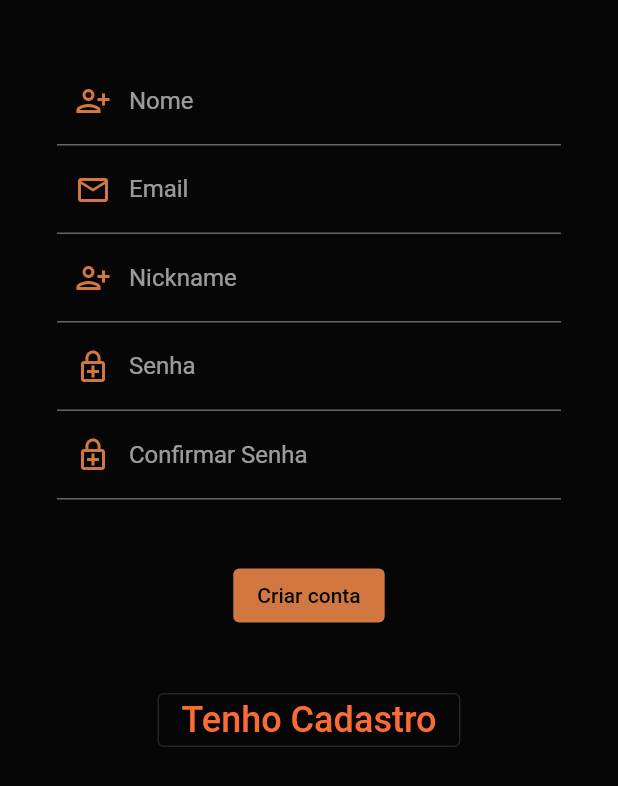
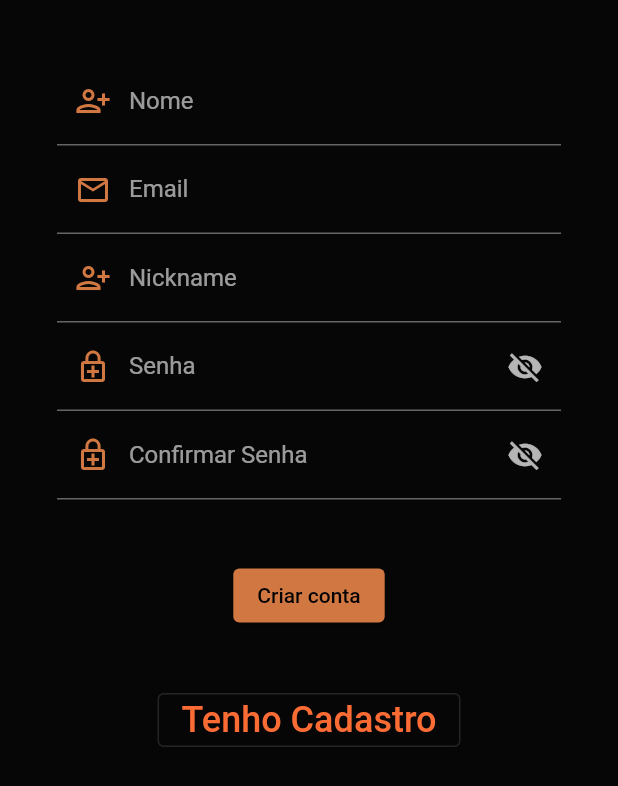
Before and after one commit to heloeng/app_global_heroes, a Flutter app: the screen it shows after launch, after a tap on "Cadastrar", on a phone screen of 412 x 824 dp. Shown: the top 786 px of the screen. Run offline on Flutter 3.47's test engine with Material 2 defaults, Android fonts, the phone set to English and light mode, and no system bars; our stand-ins replace animate_do, cloud_firestore, file_picker, firebase_auth, firebase_core, font_awesome_flutter and 3 more; missing offline and left inert: animated_card; accounts and stored records are empty.

Commit message:
Implementação de botão para visibilidade da senha

```diff
--- a/lib/pages/login_page.dart
+++ b/lib/pages/login_page.dart
@@ -21,6 +21,14 @@ class _LoginPageState extends State<LoginPage> {
     context,
     listen: false,
   );
+
+  bool obscureTextPassword = true;
+
+  void changeVisibilityPassword() {
+    setState(() {
+      obscureTextPassword = !obscureTextPassword;
+    });
+  }
 
   @override
   Widget build(BuildContext context) {
@@ -59,8 +67,14 @@ class _LoginPageState extends State<LoginPage> {
                                   Icons.enhanced_encryption_outlined,
                                   color: Color(0xffd17842),
                                 ),
+                                suffixIcon: IconButton(
+                                  onPressed: changeVisibilityPassword,
+                                  icon: obscureTextPassword
+                                      ? Icon(Icons.visibility_off)
+                                      : Icon(Icons.visibility),
+                                ),
                                 labelText: 'Senha'),
-                            obscureText: true,
+                            obscureText: obscureTextPassword,
                             onChanged: (texto) => senha = texto,
                           ),
                           const SizedBox(height: 15),
--- a/lib/pages/signup_page.dart
+++ b/lib/pages/signup_page.dart
@@ -26,6 +26,21 @@ class _SignupPageState extends State<SignupPage> {
     context,
     listen: false,
   );
+
+  bool obscureTextPassword = true;
+  bool obscureTextConfirmPassword = true;
+
+  void changeVisibilityPassword() {
+    setState(() {
+      obscureTextPassword = !obscureTextPassword;
+    });
+  }
+
+  void changeVisibilityConfirmPassword() {
+    setState(() {
+      obscureTextConfirmPassword = !obscureTextConfirmPassword;
+    });
+  }
 
   @override
   Widget build(BuildContext context) {
@@ -106,11 +121,17 @@ class _SignupPageState extends State<SignupPage> {
                             ),
                             TextFormField(
                               onChanged: (texto) => senha = texto,
-                              obscureText: true,
+                              obscureText: obscureTextPassword,
                               decoration: InputDecoration(
                                 prefixIcon: Icon(
                                   Icons.enhanced_encryption_outlined,
                                   color: Color(0xffd17842),
+                                ),
+                                suffixIcon: IconButton(
+                                  onPressed: changeVisibilityPassword,
+                                  icon: obscureTextPassword
+                                      ? Icon(Icons.visibility_off)
+                                      : Icon(Icons.visibility),
                                 ),
                                 labelText: 'Senha',
                               ),
@@ -130,9 +151,15 @@ class _SignupPageState extends State<SignupPage> {
                                     Icons.enhanced_encryption_outlined,
                                     color: Color(0xffd17842),
                                   ),
+                                  suffixIcon: IconButton(
+                                    onPressed: changeVisibilityConfirmPassword,
+                                    icon: obscureTextConfirmPassword
+                                        ? Icon(Icons.visibility_off)
+                                        : Icon(Icons.visibility),
+                                  ),
                                   labelText: 'Confirmar Senha'),
                               onChanged: (texto) => confirmarSenha = texto,
-                              obscureText: true,
+                              obscureText: obscureTextConfirmPassword,
                               validator: (String? texto) {
                                 if (texto != null && texto.isNotEmpty) {
                                   if (texto != senha) {
```
